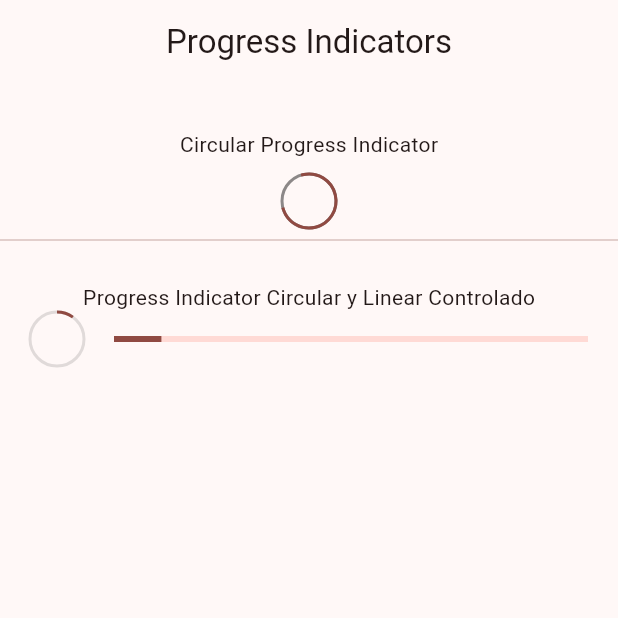
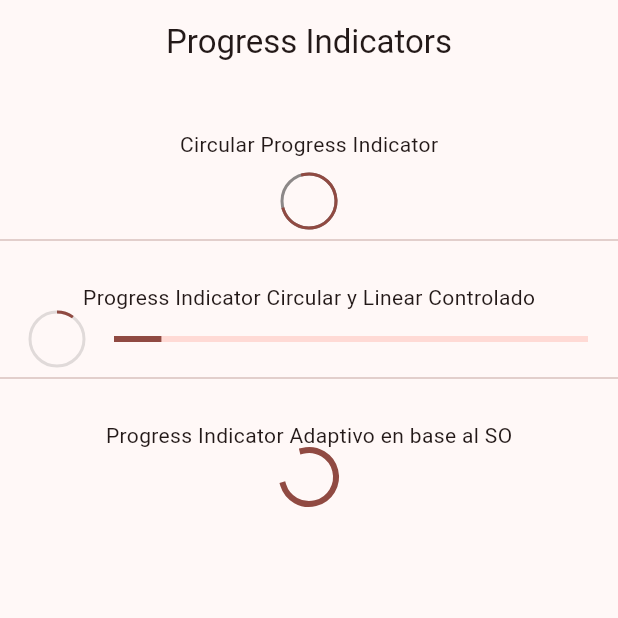
Before and after one commit to MatHeartGaming/flutter_widgets, a Flutter app: the ProgressScreen screen opened by its route, on a phone screen of 412 x 824 dp, the top half of it. Run offline on Flutter 3.47's test engine with Material 2 defaults, Android fonts, the phone set to English and light mode, and no system bars; our stand-ins replace go_router.

```diff
--- /dev/null
+++ b/lib/config/constants/contansts.dart
@@ -0,0 +1,3 @@
+
+const String dialogMockText =
+    "Lorem ipsum dolor sit amet, consectetur adipiscing elit. Integer nec odio vel lectus iaculis maximus. Orci varius natoque penatibus et magnis dis parturient montes, nascetur ridiculus mus. Vestibulum lacinia ligula ut urna tempor posuere. Mauris vel pellentesque felis, ut placerat mi. Duis ante mauris, porta vitae nunc ac, aliquam sagittis leo. Proin non aliquet est. In vel lectus elementum, scelerisque libero finibus, dictum tortor. Ut semper mauris a neque pellentesque tempus. Vestibulum ante ipsum primis in faucibus orci luctus et ultrices posuere cubilia curae; Integer dignissim, magna nec bibendum lobortis, orci arcu pharetra felis, quis lobortis ex est a urna.";
--- a/lib/config/menu/menu_items.dart
+++ b/lib/config/menu/menu_items.dart
@@ -17,4 +17,5 @@ const appMenuItems = <MenuItem>[
   MenuItem(title: "Botones", subtitle: "Varios Botones en Flutter", link: "/buttons", icon: Icons.smart_button_outlined),
   MenuItem(title: "Tarjetas", subtitle: "Un contenedor estilizado", link: "/cards", icon: Icons.credit_card),
   MenuItem(title: "Progress Indicators", subtitle: "Generales y controlados", link: "/progress", icon: Icons.refresh_rounded),
+  MenuItem(title: "Snackbars y dialogos", subtitle: "Indicadores de pantalla", link: "/snackbars", icon: Icons.info_outline_rounded),
 ];
--- a/lib/config/router/app_router.dart
+++ b/lib/config/router/app_router.dart
@@ -22,4 +22,9 @@ final appRouter = GoRouter(initialLocation: '/', routes: [
     path: '/progress',
     builder: (context, state) => const ProgressScreen(),
   ),
+  GoRoute(
+    name: SnackbarScreen.name,
+    path: '/snackbars',
+    builder: (context, state) => const SnackbarScreen(),
+  ),
 ]);
--- a/lib/main.dart
+++ b/lib/main.dart
@@ -12,6 +12,7 @@ class MainApp extends StatelessWidget {
   @override
   Widget build(BuildContext context) {
     return MaterialApp.router(
+      title: "Flutter Widgets",
       debugShowCheckedModeBanner: false,
       theme: AppTheme(selectedColor: 5).getTheme(),
       routerConfig: appRouter,
--- a/lib/presentation/screens/progress_screen/progress_screen.dart
+++ b/lib/presentation/screens/progress_screen/progress_screen.dart
@@ -1,5 +1,5 @@
-import 'package:flutter/cupertino.dart';
 import 'package:flutter/material.dart';
+import 'package:widgets_app/presentation/widgets/shared/shared_common_widgets.dart';
 
 class ProgressScreen extends StatelessWidget {
   static const name = "ProgressScreen";
@@ -38,13 +38,11 @@ class _ProgressView extends StatelessWidget {
             backgroundColor: Colors.black45,
           ),
 
-          Divider(),
-          SizedBox(
-            height: 20,
-          ),
+          SeparatorBetweenWidgets(text: "Progress Indicator Circular y Linear Controlado"),
+          _ControlledProgressIndicator(),
 
-          Text("Progress Indicator Circular y Linear Controlado"),
-          _ControlledProgressIndicator(),
+          SeparatorBetweenWidgets(text: "Progress Indicator Adaptivo en base al SO"),
+          CircularProgressIndicator.adaptive(),
         ],
       ),
     );
--- /dev/null
+++ b/lib/presentation/widgets/shared/shared_common_widgets.dart
@@ -0,0 +1,20 @@
+import 'package:flutter/material.dart';
+
+class SeparatorBetweenWidgets extends StatelessWidget {
+  final String text;
+
+  const SeparatorBetweenWidgets({super.key, required this.text});
+
+  @override
+  Widget build(BuildContext context) {
+    return Column(
+      children: [
+        const Divider(),
+        const SizedBox(
+          height: 20,
+        ),
+        Text(text),
+      ],
+    );
+  }
+}
```
Also changed, not shown: lib/presentation/screens/snackbar/snackbar_screen.dart (+61 -2 lines).
